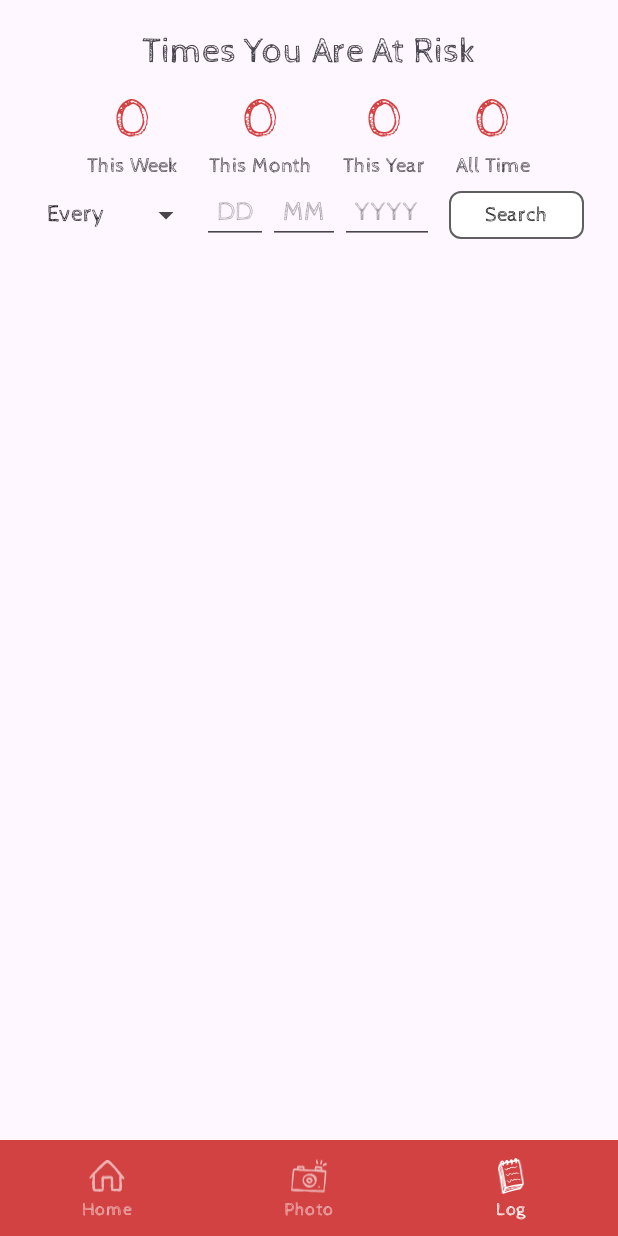
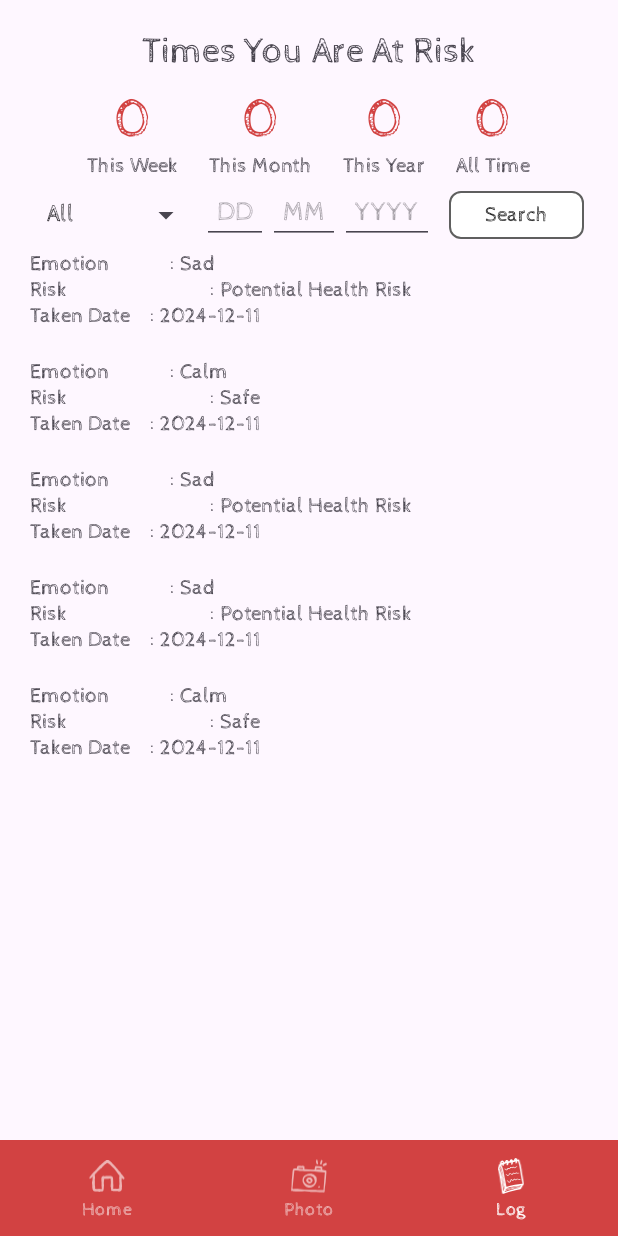
Before and after one commit to NotMyTata/CalmScope, an Android app: the LogFragment screen opened through its navigation route, on a phone screen of 412 x 824 dp. Run offline under Robolectric (Android 15) with nearby library versions, the phone set to English and light mode, and no system bars; our stand-ins replace Room's generated code, navigation-ui; 5 statements that could not run were skipped.

Commit message:
Connect database to photo

```diff
--- a/app/src/main/java/com/example/calmscope/CalmDatabase/Daos/EmotionsDao.java
+++ b/app/src/main/java/com/example/calmscope/CalmDatabase/Daos/EmotionsDao.java
@@ -20,6 +20,18 @@ public interface EmotionsDao {
     @Query("SELECT * FROM Emotions WHERE type LIKE :type LIMIT 1")
     Emotions findByType(String type);
 
+    @Query("SELECT COUNT(*) FROM Emotions WHERE type LIKE :type")
+    int countByType(String type);
+
+    @Query("SELECT type FROM Emotions WHERE id=:id")
+    String getTypeById(int id);
+
+    @Query("SELECT at_risk FROM Emotions WHERE id=:id")
+    boolean getRiskById(int id);
+
+    @Query("DELETE FROM Emotions")
+    void reset();
+
     @Insert
     void insertAll(Emotions... emotions);
 
--- a/app/src/main/java/com/example/calmscope/CalmDatabase/Daos/ResultsDao.java
+++ b/app/src/main/java/com/example/calmscope/CalmDatabase/Daos/ResultsDao.java
@@ -16,11 +16,23 @@ public interface ResultsDao {
     @Query("SELECT * FROM Results")
     List<Results> getAll();
 
+    @Query("SELECT * FROM Results ORDER BY date DESC")
+    List<Results> getAllDesc();
+
     @Query("SELECT COUNT(*) FROM Results")
     int getTotal();
 
     @Query("SELECT * FROM Results WHERE userId=:userId")
     List<Results> getAllByUserId(int userId);
+
+    @Query("SELECT * FROM Results ORDER BY date DESC LIMIT 3")
+    List<Results> fetchLastThree();
+
+    @Query("SELECT COUNT(*) FROM Results WHERE date >= :startDate AND date <= :endDate")
+    int countFromDate(Date startDate, Date endDate);
+
+    @Query("DELETE FROM Results")
+    void reset();
 
     @Insert
     void insertAll(Results... results);
--- a/app/src/main/java/com/example/calmscope/CalmDatabase/Daos/UsersDao.java
+++ b/app/src/main/java/com/example/calmscope/CalmDatabase/Daos/UsersDao.java
@@ -17,6 +17,9 @@ public interface UsersDao {
     @Query("SELECT * FROM Users WHERE id=:id")
     Users findById(int id);
 
+    @Query("SELECT id FROM Users WHERE username LIKE :username LIMIT 1")
+    int getIdByUsername(String username);
+
     @Query("SELECT * FROM Users WHERE username LIKE :username LIMIT 1")
     Users findByName(String username);
 
--- /dev/null
+++ b/app/src/main/java/com/example/calmscope/CalmDatabase/DateUtils.java
@@ -0,0 +1,77 @@
+package com.example.calmscope.CalmDatabase;
+
+import java.util.Calendar;
+import java.sql.Date;
+
+public class DateUtils {
+
+    // Get the start date for last week
+    public static Date getLastWeekStart() {
+        Calendar cal = Calendar.getInstance();
+        cal.add(Calendar.DAY_OF_YEAR, -7);  // Move back 7 days
+        cal.set(Calendar.HOUR_OF_DAY, 0);
+        cal.set(Calendar.MINUTE, 0);
+        cal.set(Calendar.SECOND, 0);
+        cal.set(Calendar.MILLISECOND, 0);
+        return new Date(cal.getTimeInMillis());
+    }
+
+    // Get the end date for last week
+    public static Date getLastWeekEnd() {
+        Calendar cal = Calendar.getInstance();
+        cal.set(Calendar.HOUR_OF_DAY, 23);
+        cal.set(Calendar.MINUTE, 59);
+        cal.set(Calendar.SECOND, 59);
+        cal.set(Calendar.MILLISECOND, 999);
+        return new Date(cal.getTimeInMillis());
+    }
+
+    // Get the start date for last month
+    public static Date getLastMonthStart() {
+        Calendar cal = Calendar.getInstance();
+        cal.add(Calendar.MONTH, -1);  // Move back 1 month
+        cal.set(Calendar.DAY_OF_MONTH, 1);  // Set to first day of the month
+        cal.set(Calendar.HOUR_OF_DAY, 0);
+        cal.set(Calendar.MINUTE, 0);
+        cal.set(Calendar.SECOND, 0);
+        cal.set(Calendar.MILLISECOND, 0);
+        return new Date(cal.getTimeInMillis());
+    }
+
+    // Get the end date for last month
+    public static Date getLastMonthEnd() {
+        Calendar cal = Calendar.getInstance();
+        cal.set(Calendar.DAY_OF_MONTH, 1);  // Set to first day of current month
+        cal.add(Calendar.DAY_OF_YEAR, -1);  // Go back 1 day to get last day of the last month
+        cal.set(Calendar.HOUR_OF_DAY, 23);
+        cal.set(Calendar.MINUTE, 59);
+        cal.set(Calendar.SECOND, 59);
+        cal.set(Calendar.MILLISECOND, 999);
+        return new Date(cal.getTimeInMillis());
+    }
+
+    // Get the start date for last year
+    public static Date getLastYearStart() {
+        Calendar cal = Calendar.getInstance();
+        cal.add(Calendar.YEAR, -1);  // Move back 1 year
+        cal.set(Calendar.MONTH, Calendar.JANUARY);  // Set to January
+        cal.set(Calendar.DAY_OF_MONTH, 1);  // Set to first day of the year
+        cal.set(Calendar.HOUR_OF_DAY, 0);
+        cal.set(Calendar.MINUTE, 0);
+        cal.set(Calendar.SECOND, 0);
+        cal.set(Calendar.MILLISECOND, 0);
+        return new Date(cal.getTimeInMillis());
+    }
+
+    // Get the end date for last year
+    public static Date getLastYearEnd() {
+        Calendar cal = Calendar.getInstance();
+        cal.set(Calendar.MONTH, Calendar.DECEMBER);  // Set to December
+        cal.set(Calendar.DAY_OF_MONTH, 31);  // Set to last day of the month
+        cal.set(Calendar.HOUR_OF_DAY, 23);
+        cal.set(Calendar.MINUTE, 59);
+        cal.set(Calendar.SECOND, 59);
+        cal.set(Calendar.MILLISECOND, 999);
+        return new Date(cal.getTimeInMillis());
+    }
+}
--- a/app/src/main/java/com/example/calmscope/CreateUserActivity.java
+++ b/app/src/main/java/com/example/calmscope/CreateUserActivity.java
@@ -42,6 +42,7 @@ public class CreateUserActivity extends AppCompatActivity {
 
                     SharedPreferences prefs = getSharedPreferences("com.example.calmscope", MODE_PRIVATE);
                     prefs.edit().putBoolean("firstrun", false).commit();
+                    prefs.edit().putString("currentUser", username).commit();
 
                     startActivity(new Intent(getApplicationContext(), MainActivity.class));
                     finish();
--- a/app/src/main/java/com/example/calmscope/Home/HomeFragment.java
+++ b/app/src/main/java/com/example/calmscope/Home/HomeFragment.java
@@ -1,5 +1,7 @@
 package com.example.calmscope.Home;
 
+import android.content.Context;
+import android.content.SharedPreferences;
 import android.os.Bundle;
 
 import androidx.fragment.app.Fragment;
@@ -7,22 +9,72 @@ import androidx.fragment.app.Fragment;
 import android.view.LayoutInflater;
 import android.view.View;
 import android.view.ViewGroup;
+import android.widget.ArrayAdapter;
+import android.widget.ListView;
 import android.widget.TextView;
 
 import com.example.calmscope.CalmDatabase.CalmDB;
 import com.example.calmscope.CalmDatabase.Daos.UsersDao;
+import com.example.calmscope.CalmDatabase.DateUtils;
+import com.example.calmscope.CalmDatabase.Entities.Results;
 import com.example.calmscope.R;
+import com.example.calmscope.ResultsAdapter;
+
+import org.w3c.dom.Text;
+
+import java.sql.Date;
+import java.util.ArrayList;
+
 
 public class HomeFragment extends Fragment {
+    private static ResultsAdapter resultsAdapter;
+    private static ArrayList<Results> resultsList;
 
     @Override
     public View onCreateView(LayoutInflater inflater, ViewGroup container,
                              Bundle savedInstanceState) {
-        // Inflate the layout for this fragment
         View view = inflater.inflate(R.layout.fragment_home, container, false);
 
-
+        loadDatabase(view);
 
         return view;
     }
+
+    private void loadDatabase(View view){
+        CalmDB db = CalmDB.getInstance(getContext());
+
+        TextView header = view.findViewById(R.id.homeWelcome);
+        SharedPreferences prefs = getContext().getSharedPreferences("com.example.calmscope", Context.MODE_PRIVATE);
+        header.setText("Welcome " + prefs.getString("currentUser", ""));
+
+        ListView listView = view.findViewById(R.id.homeRecapListView);
+        resultsList = new ArrayList<>();
+        resultsAdapter = new ResultsAdapter(getContext(), R.layout.fragment_home, resultsList);
+        resultsList.addAll(db.resultsDao().fetchLastThree());
+        listView.setAdapter(resultsAdapter);
+
+        Date lastWeekStart = DateUtils.getLastWeekStart();
+        Date lastWeekEnd = DateUtils.getLastWeekEnd();
+        int lastWeekCount = db.resultsDao().countFromDate(lastWeekStart, lastWeekEnd);
+
+        Date lastMonthStart = DateUtils.getLastMonthStart();
+        Date lastMonthEnd = DateUtils.getLastMonthEnd();
+        int lastMonthCount = db.resultsDao().countFromDate(lastMonthStart, lastMonthEnd);
+
+        Date lastYearStart = DateUtils.getLastYearStart();
+        Date lastYearEnd = DateUtils.getLastYearEnd();
+        int lastYearCount = db.resultsDao().countFromDate(lastYearStart, lastYearEnd);
+
+        int total = db.resultsDao().getTotal();
+
+        TextView amountWeek = view.findViewById(R.id.homeAmountCheckWeek);
+        TextView amountMonth = view.findViewById(R.id.homeAmountCheckMonth);
+        TextView amountYear = view.findViewById(R.id.homeAmountCheckYear);
+        TextView amountTotal = view.findViewById(R.id.homeAmountCheckTotal);
+
+        amountWeek.setText(lastWeekCount);
+        amountMonth.setText(lastMonthCount);
+        amountYear.setText(lastYearCount);
+        amountTotal.setText(total);
+    }
 }
--- a/app/src/main/java/com/example/calmscope/Log/LogFragment.java
+++ b/app/src/main/java/com/example/calmscope/Log/LogFragment.java
@@ -14,13 +14,13 @@ import android.widget.Spinner;
 import com.example.calmscope.CalmDatabase.CalmDB;
 import com.example.calmscope.CalmDatabase.Entities.Results;
 import com.example.calmscope.R;
+import com.example.calmscope.ResultsAdapter;
 
-import java.sql.Date;
 import java.util.ArrayList;
 import java.util.List;
 
 public class LogFragment extends Fragment {
-    private static LogAdapter logAdapter;
+    private static ResultsAdapter resultsAdapter;
     private static ArrayList<Results> resultsList;
 
     @Override
@@ -37,7 +37,7 @@ public class LogFragment extends Fragment {
     private void setDropdown(View view){
         Spinner dropdownDate = view.findViewById(R.id.logSpinnerDate);
 
-        String[] dateItems = new String[]{"Every", "Before", "After", "During"};
+        String[] dateItems = new String[]{"All", "Before", "After", "During"};
         ArrayAdapter<String> dateAdapter = new ArrayAdapter<String>(
                 this.getContext(),
                 androidx.appcompat.R.layout.support_simple_spinner_dropdown_item,
@@ -46,24 +46,24 @@ public class LogFragment extends Fragment {
     }
 
     private void loadDatabase(View view){
+        CalmDB db = CalmDB.getInstance(getContext());
+
         ListView listView = view.findViewById(R.id.logListView);
         resultsList = new ArrayList<>();
-        logAdapter = new LogAdapter(getContext(), R.layout.fragment_log, resultsList);
+        resultsAdapter = new ResultsAdapter(getContext(), R.layout.fragment_log, resultsList);
 
-//        Results result1 = new Results(1, "Neutral", false, new Date(2024, 12, 1));
-//        CalmDB.getInstance(getContext()).resultsDao().insertResult(result1);
-//        insertResult(result1);
+        resultsList.addAll(db.resultsDao().getAllDesc());
 
-        listView.setAdapter(logAdapter);
+        listView.setAdapter(resultsAdapter);
     }
 
     private void insertResult(Results result){
         resultsList.add(result);
-        logAdapter.notifyDataSetChanged();
+        resultsAdapter.notifyDataSetChanged();
     }
 
     private void insertResults(List<Results> results){
         resultsList.addAll(results);
-        logAdapter.notifyDataSetChanged();
+        resultsAdapter.notifyDataSetChanged();
     }
 }
--- a/app/src/main/java/com/example/calmscope/MainActivity.java
+++ b/app/src/main/java/com/example/calmscope/MainActivity.java
@@ -13,7 +13,17 @@ import androidx.navigation.Navigation;
 import androidx.navigation.ui.AppBarConfiguration;
 import androidx.navigation.ui.NavigationUI;
 
+import com.example.calmscope.CalmDatabase.CalmDB;
+import com.example.calmscope.CalmDatabase.Daos.EmotionsDao;
+import com.example.calmscope.CalmDatabase.Daos.ResultsDao;
+import com.example.calmscope.CalmDatabase.Entities.Emotions;
+import com.example.calmscope.CalmDatabase.Entities.Results;
 import com.google.android.material.bottomnavigation.BottomNavigationView;
+
+import java.sql.Date;
+import java.time.format.DateTimeFormatter;
+import java.util.ArrayList;
+import java.util.List;
 
 public class MainActivity extends AppCompatActivity {
 
@@ -22,9 +32,43 @@ public class MainActivity extends AppCompatActivity {
         super.onCreate(savedInstanceState);
         setContentView(R.layout.activity_main);
 
+        initializeDatabase();
+
         BottomNavigationView bottomNavigationView = findViewById(R.id.bottomNavView);
         NavController navController = Navigation.findNavController(this, R.id.fragment);
         NavigationUI.setupWithNavController(bottomNavigationView, navController);
 
     }
+
+    private void initializeDatabase(){
+        CalmDB database = CalmDB.getInstance(getApplicationContext());
+        EmotionsDao emotionsDao = database.emotionsDao();
+        ResultsDao resultsDao = database.resultsDao();
+
+        Emotions[] emotion = new Emotions[]{
+                new Emotions("Sad", true),
+                new Emotions("Calm", false)
+        };
+        for (Emotions e : emotion) {
+            if(emotionsDao.countByType(e.getType()) == 0){
+                emotionsDao.insertEmotion(e);
+            }
+        }
+
+        resultsDao.reset();
+
+        java.util.Date utilDate = new java.util.Date();
+        java.sql.Date date = new java.sql.Date(utilDate.getTime());
+
+        Results[] results = new Results[]{
+                new Results(1,1,date),
+                new Results(1,2,date),
+                new Results(1,1,date),
+                new Results(1,1,date),
+                new Results(1,2,date)
+        };
+        for (Results result : results){
+            resultsDao.insertResult(result);
+        }
+    }
 }
--- a/app/src/main/java/com/example/calmscope/Photo/SadFragment.java
+++ b/app/src/main/java/com/example/calmscope/Photo/SadFragment.java
@@ -1,5 +1,7 @@
 package com.example.calmscope.Photo;
 
+import android.content.Context;
+import android.content.SharedPreferences;
 import android.graphics.Bitmap;
 import android.graphics.BitmapFactory;
 import android.media.Image;
@@ -16,7 +18,11 @@ import androidx.fragment.app.Fragment;
 import androidx.navigation.NavController;
 import androidx.navigation.Navigation;
 
+import com.example.calmscope.CalmDatabase.CalmDB;
+import com.example.calmscope.CalmDatabase.Entities.Results;
 import com.example.calmscope.R;
+
+import java.sql.Date;
 
 public class SadFragment extends Fragment {
 
@@ -24,6 +30,14 @@ public class SadFragment extends Fragment {
     @Override
     public View onCreateView(@NonNull LayoutInflater inflater, @Nullable ViewGroup container, @Nullable Bundle savedInstanceState) {
         View view = inflater.inflate(R.layout.fragment_sad, container, false);
+
+        CalmDB db = CalmDB.getInstance(getContext());
+        SharedPreferences prefs = getContext().getSharedPreferences("com.example.calmscope", Context.MODE_PRIVATE);
+        db.resultsDao().insertResult(new Results(
+                db.usersDao().getIdByUsername(prefs.getString("currentUser","")),
+                db.emotionsDao().findByType("Sad").getId(),
+                new java.sql.Date(new java.util.Date().getTime()))
+        );
 
         Button backBtn = view.findViewById(R.id.goBackBtn);
         Button nearYouBtn = view.findViewById(R.id.nearYouBtn);
--- a/app/src/main/java/com/example/calmscope/Log/LogAdapter.java
+++ b/app/src/main/java/com/example/calmscope/ResultsAdapter.java
@@ -1,4 +1,4 @@
-package com.example.calmscope.Log;
+package com.example.calmscope;
 
 import android.content.Context;
 import android.view.LayoutInflater;
@@ -10,18 +10,18 @@ import android.widget.TextView;
 import androidx.annotation.NonNull;
 import androidx.annotation.Nullable;
 
+import com.example.calmscope.CalmDatabase.CalmDB;
 import com.example.calmscope.CalmDatabase.Entities.Results;
-import com.example.calmscope.R;
 
 import java.util.ArrayList;
 
-public class LogAdapter extends ArrayAdapter<Results> {
+public class ResultsAdapter extends ArrayAdapter<Results> {
 
     private static class ViewHolder{
         TextView emotion, risk, date;
     }
 
-    public LogAdapter(@NonNull Context context, int resource, @NonNull ArrayList<Results> objects) {
+    public ResultsAdapter(@NonNull Context context, int resource, @NonNull ArrayList<Results> objects) {
         super(context, resource, objects);
     }
 
@@ -39,17 +39,20 @@ public class LogAdapter extends ArrayAdapter<Results> {
             viewResults.risk = convertView.findViewById(R.id.resultRisk);
             viewResults.date = convertView.findViewById(R.id.resultDate);
 
+            convertView.setTag(viewResults);
         } else {
             viewResults = (ViewHolder) convertView.getTag();
         }
 
-//        viewResults.emotion.setText(result.getEmotion());
-//        if(result.isAtRisk()){
-//            viewResults.risk.setText("Potential Health Risk");
-//        } else {
-//            viewResults.risk.setText("You're Safe");
-//        }
-//        viewResults.date.setText(result.getDate().toString());
+        CalmDB db = CalmDB.getInstance(getContext());
+
+        viewResults.emotion.setText(db.emotionsDao().getTypeById(result.getEmotionId()));
+        if(db.emotionsDao().getRiskById(result.getEmotionId())){
+            viewResults.risk.setText("Potential Health Risk");
+        } else {
+            viewResults.risk.setText("Safe");
+        }
+        viewResults.date.setText(result.getDate().toString());
 
         return convertView;
     }
--- a/app/src/main/res/layout/fragment_home.xml
+++ b/app/src/main/res/layout/fragment_home.xml
@@ -56,6 +56,7 @@
                 android:textSize="20sp"
                 android:gravity="center"/>
             <TextView
+                android:id="@+id/homeCountStreak"
                 android:layout_width="match_parent"
                 android:layout_height="wrap_content"
                 android:gravity="center"
@@ -63,6 +64,7 @@
                 android:textSize="54sp"
                 android:textColor="@color/red"/>
             <TextView
+                android:id="@+id/homeTextStreak"
                 android:layout_width="match_parent"
                 android:layout_height="wrap_content"
                 android:text="You haven't check today!"
@@ -81,8 +83,12 @@
                 android:text="Quick Recap"
                 android:textSize="18sp"/>
             <ListView
+                android:id="@+id/homeRecapListView"
                 android:layout_width="match_parent"
-                android:layout_height="200dp"/>
+                android:layout_height="wrap_content"
+                android:layout_marginTop="20dp"
+                android:divider="@android:color/transparent"
+                android:dividerHeight="20dp"/>
         </LinearLayout>
 
         <LinearLayout
@@ -117,6 +123,7 @@
                         android:orientation="vertical"
                         android:gravity="center">
                         <TextView
+                            android:id="@+id/homeAmountCheckWeek"
                             android:layout_width="wrap_content"
                             android:layout_height="wrap_content"
                             android:text="0"
@@ -135,6 +142,7 @@
                         android:orientation="vertical"
                         android:gravity="center">
                         <TextView
+                            android:id="@+id/homeAmountCheckMonth"
                             android:layout_width="wrap_content"
                             android:layout_height="wrap_content"
                             android:text="0"
@@ -153,6 +161,7 @@
                         android:orientation="vertical"
                         android:gravity="center">
                         <TextView
+                            android:id="@+id/homeAmountCheckYear"
                             android:layout_width="wrap_content"
                             android:layout_height="wrap_content"
                             android:text="0"
@@ -164,6 +173,7 @@
                             android:text="Past Year"/>
                     </LinearLayout>
                     <LinearLayout
+                        android:id="@+id/homeAmountCheckTotal"
                         android:layout_width="wrap_content"
                         android:layout_height="wrap_content"
                         android:layout_marginRight="10dp"
--- a/app/src/main/res/layout/fragment_log.xml
+++ b/app/src/main/res/layout/fragment_log.xml
@@ -168,6 +168,8 @@
         android:id="@+id/logListView"
         android:layout_width="match_parent"
         android:layout_height="wrap_content"
+        android:divider="@android:color/transparent"
+        android:dividerHeight="20dp"
         app:layout_constraintTop_toBottomOf="@+id/logFilter"
         app:layout_constraintRight_toRightOf="parent"
         app:layout_constraintLeft_toLeftOf="parent"/>
--- a/app/src/main/res/layout/result_row.xml
+++ b/app/src/main/res/layout/result_row.xml
@@ -15,7 +15,7 @@
             android:id="@+id/resultEmotion"
             android:layout_width="wrap_content"
             android:layout_height="wrap_content"
-            android:text="Not Stressed"/>
+            android:text="Calm"/>
     </LinearLayout>
 
     <LinearLayout
@@ -24,7 +24,7 @@
         <TextView
             android:layout_width="wrap_content"
             android:layout_height="wrap_content"
-            android:text="At Risk?\t\t\t\t: "/>
+            android:text="Risk\t\t\t\t\t\t\t\t: "/>
         <TextView
             android:id="@+id/resultRisk"
             android:layout_width="wrap_content"
@@ -38,7 +38,7 @@
         <TextView
             android:layout_width="wrap_content"
             android:layout_height="wrap_content"
-            android:text="Taken Date\t\t: "/>
+            android:text="Taken Date\t: "/>
         <TextView
             android:id="@+id/resultDate"
             android:layout_width="wrap_content"
```
